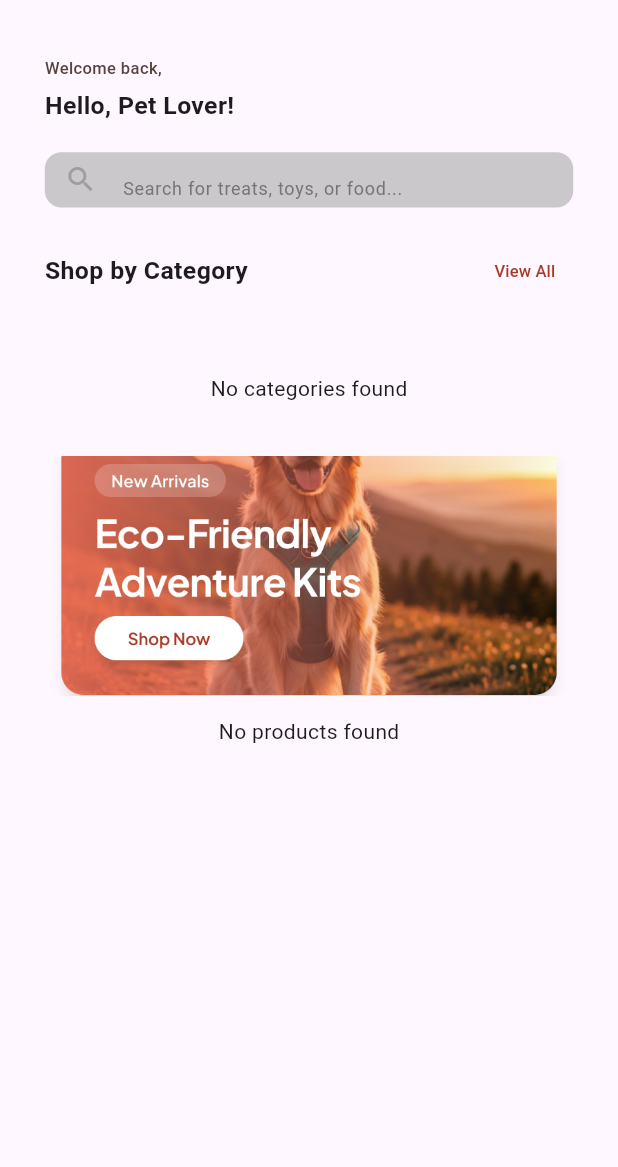
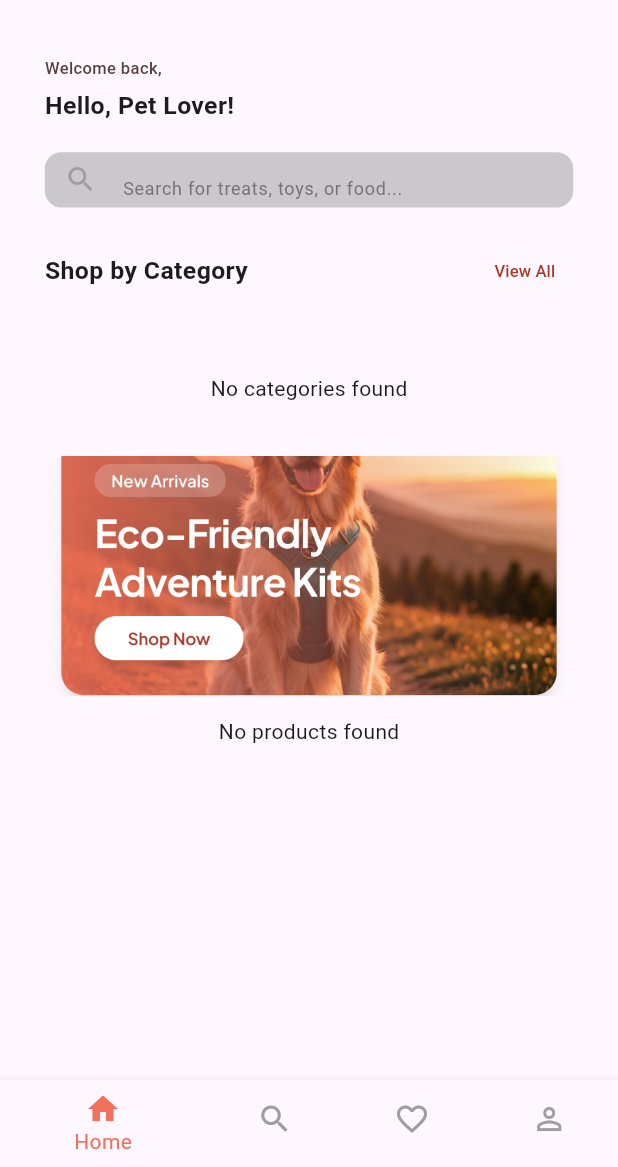
Before and after one commit to shanahuq/pet_shop_project, a Flutter app: the screen it shows once a user with an empty profile is signed in, item 3 of the bottom bar chosen, after a tap on the "arrow back" icon, on a phone screen of 412 x 824 dp, the part 69-1236 px from its top. Run offline on Flutter 3.47's test engine with Material 3 defaults, Android fonts, the phone set to English and light mode, and no system bars; our stand-ins replace cloud_firestore, firebase_auth, firebase_core, flutter_screenutil, shared_preferences; accounts and stored records are empty.

Commit message:
project completed

```diff
--- a/lib/ui/bottom_navigation_button.dart
+++ b/lib/ui/bottom_navigation_button.dart
@@ -26,7 +26,13 @@ class _BottomNavigationButtonState extends State<BottomNavigationButton> {
     final List<Widget> pages = [
       HomePage(onGoToWishlist: goToWishlist),
       const SearchPage(),
-      const WishListPage(),
+      WishListPage(
+        onGoToHome: () {
+          setState(() {
+            selectedIndex = 0;
+          });
+        },
+      ),
       const ProfilePage(),
     ];
 
--- a/lib/ui/organic_grain.dart
+++ b/lib/ui/organic_grain.dart
@@ -438,10 +438,12 @@ class _OrganicGrainState extends State<OrganicGrain> {
       onTap: () {
         Navigator.push(
           context,
-                      MaterialPageRoute(builder: (context) => WishListPage()),
+          MaterialPageRoute(
+            builder: (context) => const WishListPage(),
+          ),
         );
       },
-                  child: Icon(
+      child: const Icon(
         Icons.shopping_cart_outlined,
         color: Color(0xffA73927),
       ),
--- a/lib/ui/wish_list_page.dart
+++ b/lib/ui/wish_list_page.dart
@@ -133,7 +133,9 @@ Future<void> openProductDetails(
 /// ============================================================
 
 class WishListPage extends StatefulWidget {
-  const WishListPage({super.key});
+  final VoidCallback? onGoToHome;
+
+  const WishListPage({super.key, this.onGoToHome});
 
   @override
   State<WishListPage> createState() => _WishListPageState();
@@ -164,10 +166,15 @@ class _WishListPageState extends State<WishListPage> {
           leading: IconButton(
             icon: const Icon(Icons.arrow_back_rounded),
             onPressed: () {
-              Navigator.of(context).pushAndRemoveUntil(
-                MaterialPageRoute(builder: (context) => const HomePage()),
-                (route) => false,
-              );
+              if (widget.onGoToHome != null) {
+                // Condition 1:
+                // Wishlist opened from BottomNavigation
+                widget.onGoToHome!();
+              } else {
+                // Condition 2:
+                // Wishlist opened from OrganicGrain
+                Navigator.pop(context);
+              }
             },
           ),
 
```
Lines whose indentation alone changed are shown as unchanged.
